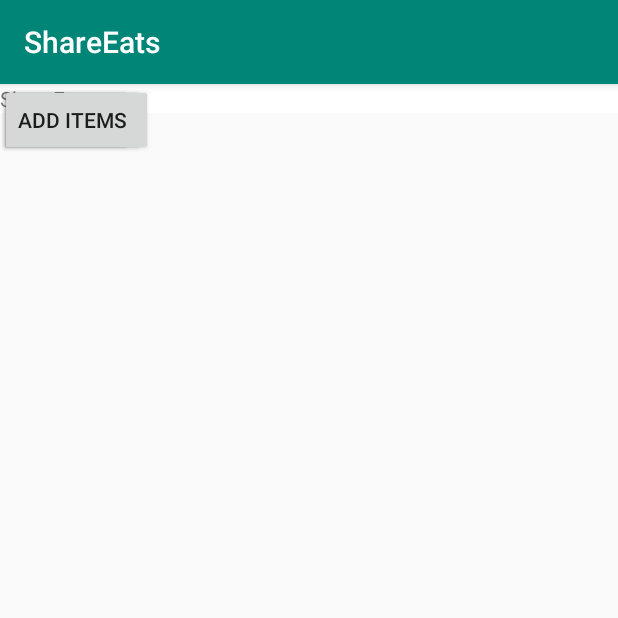
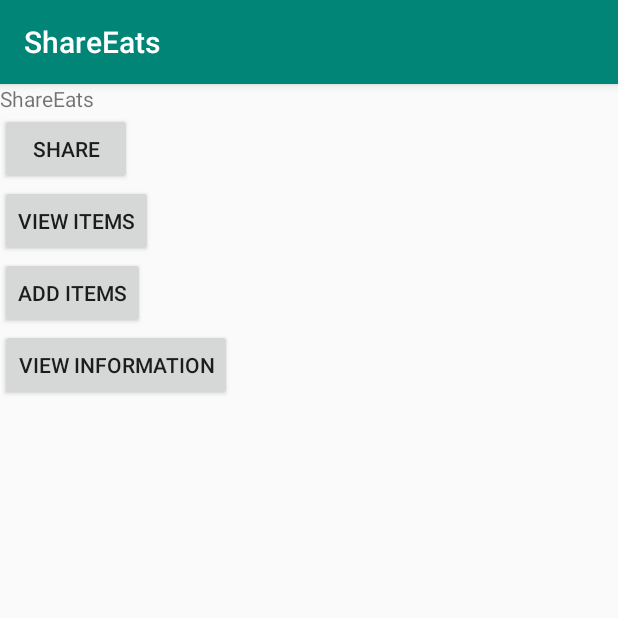
Before and after one commit to dl1683/ShareEats, an Android app: the screen it shows after launch once a user with an empty profile is signed in (Menu), on a phone screen of 412 x 824 dp, the top half of it. Run offline under Robolectric (Android 15) with nearby library versions, the phone set to English and light mode, and no system bars; our stand-ins replace Firebase (no records; nobody signed in at launch, a user with empty details on screens opened directly).

Commit message:
Items are added and displayed properly. Now I work out good formatting Things left to do: Phone Integration Food Expiry Recipes Donation Circle Add button to View Items Maps Activity

```diff
--- a/app/src/main/java/com/shareeats/CreateAccountActivity.kt
+++ b/app/src/main/java/com/shareeats/CreateAccountActivity.kt
@@ -89,8 +89,8 @@ class CreateAccountActivity : AppCompatActivity() {
                         //Verify Email
                         verifyEmail();
                         //update user profile information
-
-                        val user = User.user(firstName+" "+lastName,password,email,phone,userId,cbVolunteer!!.isChecked,null)
+                        val mutableList = mutableListOf<User.Item>()
+                        val user = User.user(firstName+" "+lastName,password,email,phone,userId,cbVolunteer!!.isChecked,mutableList)
                         mDatabaseReference!!.child(userId).setValue(user)
 
                         updateUserInfoAndUI()
--- a/app/src/main/java/com/shareeats/ItemActivity.kt
+++ b/app/src/main/java/com/shareeats/ItemActivity.kt
@@ -10,8 +10,8 @@ import com.google.firebase.database.*
 
 class ItemActivity : AppCompatActivity() {
 
-    private var tvHeading: TextView? =null as TextView
-    private var tvItems: TextView? =null as TextView
+    private var tvHeading: TextView? =null
+    private var tvItems: TextView? =null
     private var mDatabaseReference: DatabaseReference? = null
     private var mDatabase: FirebaseDatabase? = null
     private var mAuth: FirebaseAuth? = null
--- a/app/src/main/java/com/shareeats/MainActivity.kt
+++ b/app/src/main/java/com/shareeats/MainActivity.kt
@@ -4,6 +4,7 @@ import android.content.Intent
 import android.os.Bundle
 import android.view.View
 import android.widget.Button
+import android.widget.Toast
 import androidx.appcompat.app.AppCompatActivity;
 import com.google.firebase.auth.FirebaseAuth
 
@@ -15,6 +16,7 @@ class MainActivity : AppCompatActivity() {
         setContentView(R.layout.activity_main)
         val user = FirebaseAuth.getInstance().currentUser
         if (user != null) {
+            Toast.makeText(this@MainActivity,user.toString(),Toast.LENGTH_SHORT)
             val intent = Intent(this@MainActivity, Menu::class.java)
             startActivity(intent);
         } else {
--- a/app/src/main/java/com/shareeats/Menu.kt
+++ b/app/src/main/java/com/shareeats/Menu.kt
@@ -12,6 +12,7 @@ class Menu : AppCompatActivity() {
     private var btnItems: Button? =null
     private var btnShare: Button? =null
     private var btnAdd: Button? =null
+    private var btnInfo: Button? =null
 
 
     override fun onCreate(savedInstanceState: Bundle?) {
@@ -23,6 +24,8 @@ class Menu : AppCompatActivity() {
         btnShare = findViewById<View>(R.id.share) as Button
         btnItems = findViewById<View>(R.id.items) as Button
         btnAdd = findViewById<View>(R.id.add) as Button
+        btnInfo = findViewById<View>(R.id.info) as Button
+
         btnItems!!.setOnClickListener(object: View.OnClickListener {
             override fun onClick(view: View): Unit {
                 // Handler code here.
@@ -34,7 +37,7 @@ class Menu : AppCompatActivity() {
         btnShare!!.setOnClickListener(object: View.OnClickListener {
             override fun onClick(view: View): Unit {
                 // Handler code here.
-                val intent = Intent(this@Menu, MainActivity::class.java) //change to other
+                val intent = Intent(this@Menu, UserInformationActivity::class.java) //change to other
                 startActivity(intent);
             }
         })
@@ -46,5 +49,13 @@ class Menu : AppCompatActivity() {
                 startActivity(intent);
             }
         })
+
+        btnInfo!!.setOnClickListener(object: View.OnClickListener {
+            override fun onClick(view: View): Unit {
+                // Handler code here.
+                val intent = Intent(this@Menu, UserInformationActivity::class.java) //change to other
+                startActivity(intent);
+            }
+        })
     }
 }
--- a/app/src/main/java/com/shareeats/User.kt
+++ b/app/src/main/java/com/shareeats/User.kt
@@ -12,7 +12,7 @@ class User {
                     var phoneNumber: String?="",
                     var uid: String? = "",
                     var volunteer: Boolean?=false,
-                    var items: MutableList<Item>?=null
+                    var items: List<Item>?= emptyList()
 
     )
     fun user.editName(newNumber:String){
@@ -31,7 +31,7 @@ class User {
     @IgnoreExtraProperties
     data class Item(
         var name: String?="",
-        var expiry: Date?=null,
+        var expiry: String?=null,
         var donator: String?=null,
         var pickupGuy: String?=null,
         var location: Location?=null
--- a/app/src/main/res/layout/activity_menu.xml
+++ b/app/src/main/res/layout/activity_menu.xml
@@ -6,23 +6,34 @@
         android:layout_width="match_parent"
         android:layout_height="match_parent"
         tools:context=".Menu">
-    <TextView android:layout_width="match_parent" android:layout_height="wrap_content"
+    <TextView android:layout_width="match_parent"
+              android:layout_height="wrap_content"
               android:text="@string/app_name"
+    android:id="@+id/heading"/>
 
-              android:background="@color/common_google_signin_btn_text_dark_pressed"
-    />
-    <Button android:layout_width="wrap_content" android:layout_height="wrap_content"
-    android:text="Share"
-    android:id="@+id/share"
-   />
+    <Button
+            android:layout_width="wrap_content"
+            android:layout_height="wrap_content"
+            android:text="Share"
+            android:id="@+id/share"
+            android:layout_below="@+id/heading"/>
 
-    <Button android:layout_width="wrap_content" android:layout_height="wrap_content"
-                                             android:text="View items"
-                                             android:id="@+id/items"
-            android:layout_alignBottom="@+id/share"/>
-    <Button android:layout_width="wrap_content" android:layout_height="wrap_content"
+    <Button android:layout_width="wrap_content"
+            android:layout_height="wrap_content"
+            android:text="View items"
+            android:id="@+id/items"
+            android:layout_below="@+id/share"/>
+
+    <Button android:layout_width="wrap_content"
+            android:layout_height="wrap_content"
             android:text="Add items"
             android:id="@+id/add"
-            android:layout_alignBottom="@+id/items"/>
+            android:layout_below="@+id/items"/>
+
+    <Button android:layout_width="wrap_content"
+        android:layout_height="wrap_content"
+        android:text="View Information"
+        android:id="@+id/info"
+        android:layout_below="@+id/add"/>
 
 </RelativeLayout>
```
Also changed, not shown: app/src/main/java/com/shareeats/AddItemActivity.kt (+32 -5 lines), app/src/main/java/com/shareeats/UserInformationActivity.kt (+14 -0 lines), app/src/main/res/layout/activity_add_item.xml (+5 -6 lines), app/src/main/res/layout/activity_user_information.xml (+8 -0 lines).
